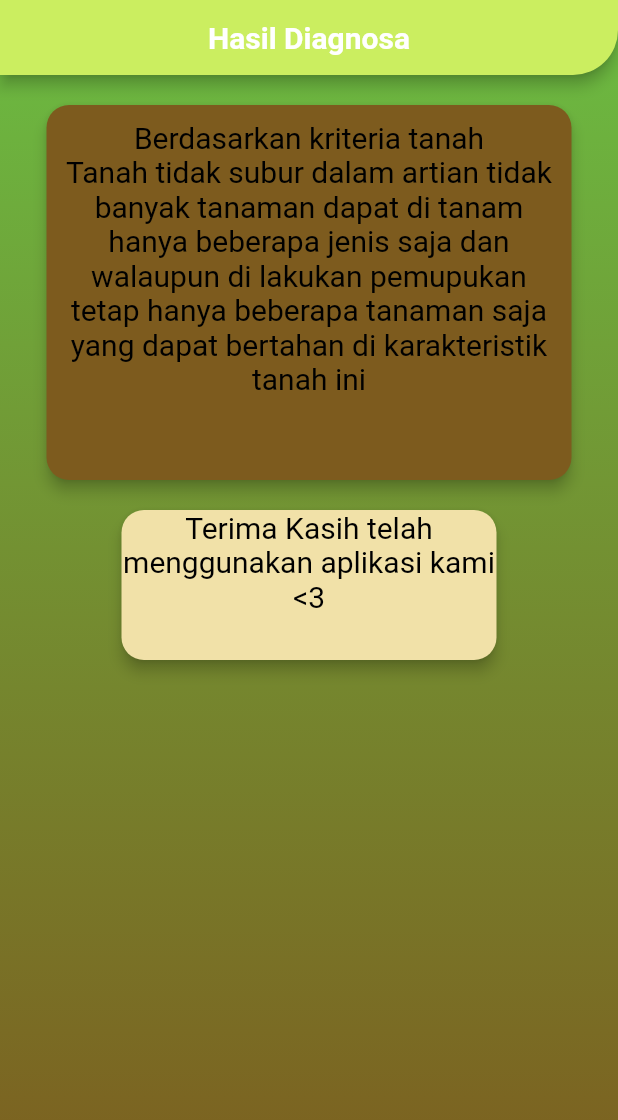
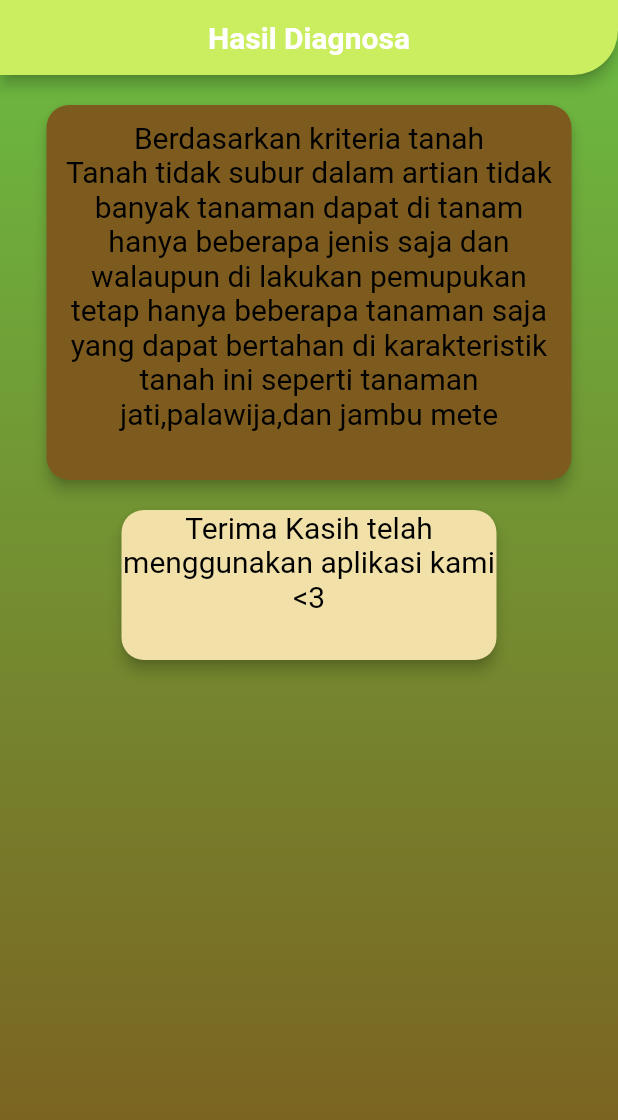
Before and after one commit to emperordeed/Kelompok-14-Apk-kesuburan-tanah, a Flutter app: the hasilDiagnosa3Widget screen opened directly, on a phone screen of 412 x 824 dp. Shown: the top 1120 px of the screen. Run offline on Flutter 3.47's test engine with Material 2 defaults, Android fonts, the phone set to English and light mode, and no system bars; our stand-ins replace auto_size_text, google_fonts; missing offline and left inert: dart:html; Roboto replaces fonts that are missing (Poppins).

Commit message:
Update hasildiagnosa3.dart

```diff
--- a/lib/pertanyaan/hasildiagnosa3.dart
+++ b/lib/pertanyaan/hasildiagnosa3.dart
@@ -92,7 +92,7 @@
                     child: Padding(
                       padding: EdgeInsetsDirectional.fromSTEB(10, 10, 10, 10),
                       child: Text(
-                        'Berdasarkan kriteria tanah\nTanah tidak subur dalam artian tidak banyak tanaman dapat di tanam hanya beberapa jenis saja dan walaupun di lakukan pemupukan tetap hanya beberapa tanaman saja yang dapat bertahan di karakteristik tanah ini',
+                        'Berdasarkan kriteria tanah\nTanah tidak subur dalam artian tidak banyak tanaman dapat di tanam hanya beberapa jenis saja dan walaupun di lakukan pemupukan tetap hanya beberapa tanaman saja yang dapat bertahan di karakteristik tanah ini seperti tanaman jati,palawija,dan jambu mete',
                         textAlign: TextAlign.center,
                         style: TextStyle(
                           fontFamily: 'Poppins',
```
